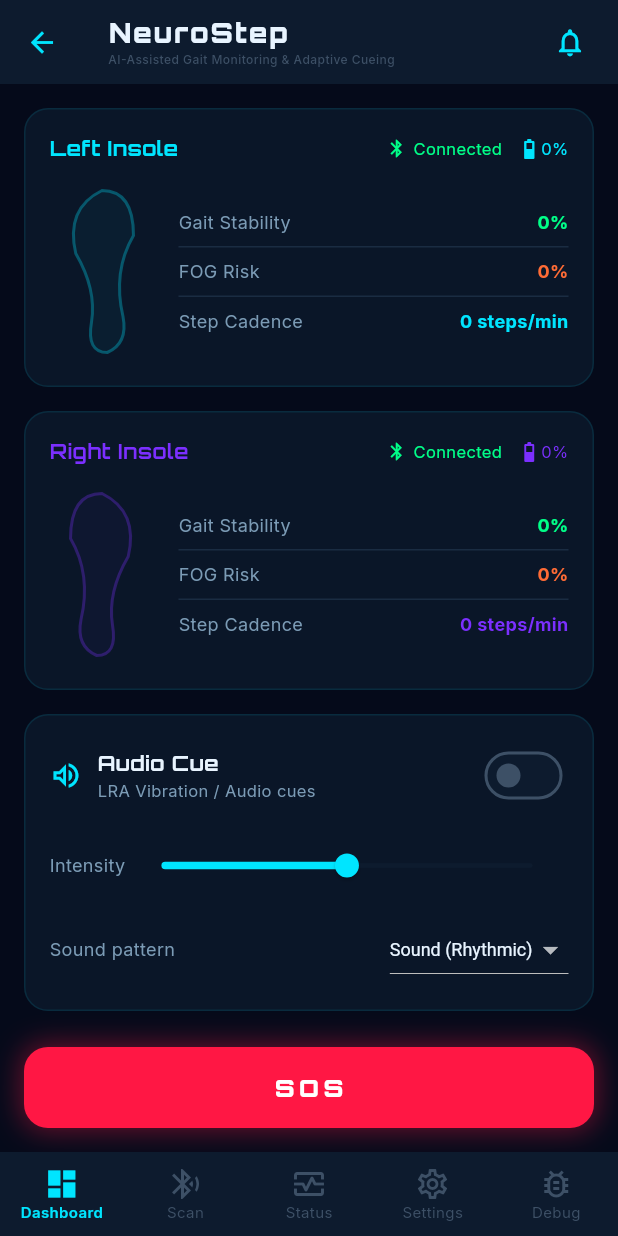
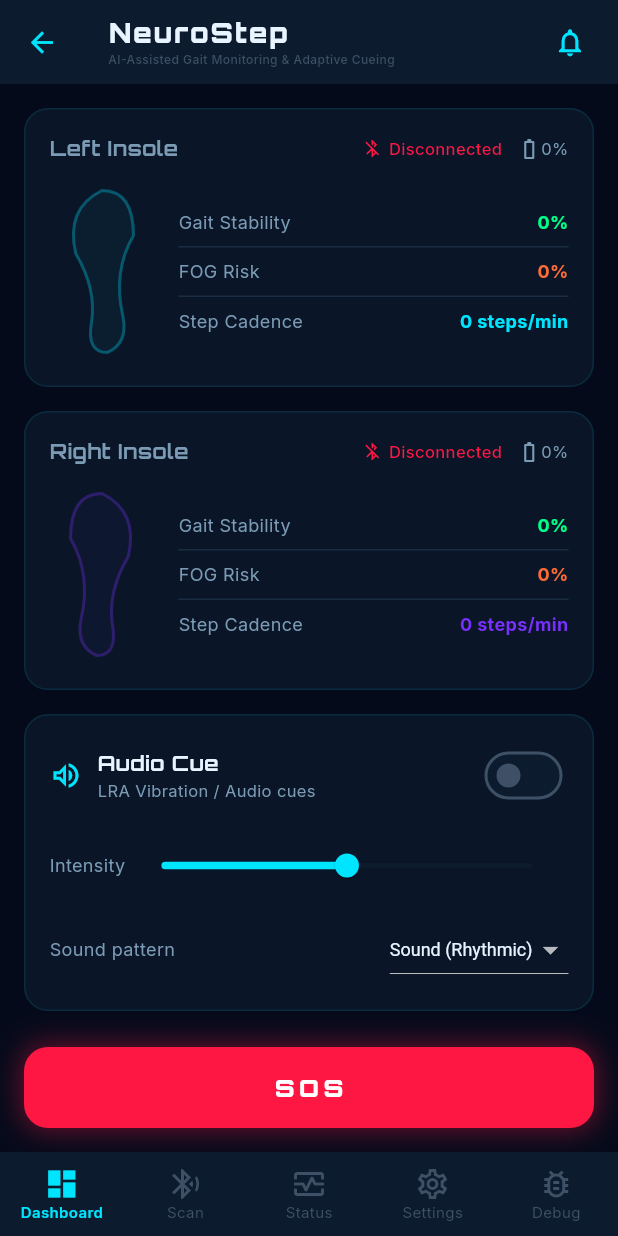
Before and after one commit to mayankeinstein1879/Parkinson-App, a Flutter app: the DashboardScreen screen opened by its route, on a phone screen of 412 x 824 dp. Run offline on Flutter 3.47's test engine with Material 3 defaults, Android fonts, the phone set to English and light mode, and no system bars; our stand-ins replace fl_chart, flutter_animate, flutter_blue_plus, google_fonts, logger, permission_handler and 1 more; accounts and stored records are empty.

Commit message:
fix: make insole card connection status dynamic
- Changed connection status text, color, and icons (bluetooth & battery) based on actual BLE device connection
- Rendered empty progress rings (0.0) when a device is disconnected
- Painted flatline ECG gait signal (flat signal at center-y) when the device is disconnected

```diff
--- a/lib/screens/dashboard_screen.dart
+++ b/lib/screens/dashboard_screen.dart
@@ -652,6 +652,8 @@ class _DashboardScreenState extends State<DashboardScreen> with SingleTickerProv
     final color = isLeft ? AppColors.leftInsole : AppColors.rightInsole;
     final name = isLeft ? 'Left Insole' : 'Right Insole';
 
+    final isConnected = device != null;
+
     return Container(
       padding: const EdgeInsets.all(16),
       decoration: BoxDecoration(
@@ -668,18 +670,39 @@ class _DashboardScreenState extends State<DashboardScreen> with SingleTickerProv
               Text(
                 name,
                 style: GoogleFonts.orbitron(
-                  color: color,
+                  color: isConnected ? color : AppColors.textSecondary,
                   fontWeight: FontWeight.w700,
                   fontSize: 13,
                 ),
               ),
               const Spacer(),
-              const Icon(Icons.bluetooth, color: AppColors.accentGreen, size: 12),
+              Icon(
+                isConnected ? Icons.bluetooth : Icons.bluetooth_disabled,
+                color: isConnected ? AppColors.accentGreen : AppColors.alertRed,
+                size: 12,
+              ),
               const SizedBox(width: 4),
-              const Text('Connected', style: TextStyle(color: AppColors.accentGreen, fontSize: 10)),
+              Text(
+                isConnected ? 'Connected' : 'Disconnected',
+                style: TextStyle(
+                  color: isConnected ? AppColors.accentGreen : AppColors.alertRed,
+                  fontSize: 10,
+                  fontWeight: FontWeight.w500,
+                ),
+              ),
               const SizedBox(width: 8),
-              Icon(Icons.battery_4_bar_rounded, color: color, size: 14),
-              Text('${telemetry.batteryLevel}%', style: TextStyle(color: color, fontSize: 10)),
+              Icon(
+                isConnected ? Icons.battery_4_bar_rounded : Icons.battery_0_bar_rounded,
+                color: isConnected ? color : AppColors.textSecondary,
+                size: 14,
+              ),
+              Text(
+                isConnected ? '${telemetry.batteryLevel}%' : '0%',
+                style: TextStyle(
+                  color: isConnected ? color : AppColors.textSecondary,
+                  fontSize: 10,
+                ),
+              ),
             ],
           ),
           const SizedBox(height: 16),
@@ -707,11 +730,11 @@ class _DashboardScreenState extends State<DashboardScreen> with SingleTickerProv
                 child: Column(
                   crossAxisAlignment: CrossAxisAlignment.start,
                   children: [
-                    _buildTelemetryProgressRow('Gait Stability', telemetry.gaitStability, '%', AppColors.accentGreen, 0.7),
+                    _buildTelemetryProgressRow('Gait Stability', telemetry.gaitStability, '%', AppColors.accentGreen, isConnected ? 0.7 : 0.0),
                     const SizedBox(height: 12),
-                    _buildTelemetryProgressRow('FOG Risk', telemetry.fogRisk, '%', AppColors.warningOrange, 0.1),
+                    _buildTelemetryProgressRow('FOG Risk', telemetry.fogRisk, '%', AppColors.warningOrange, isConnected ? 0.1 : 0.0),
                     const SizedBox(height: 12),
-                    _buildTelemetryProgressRow('Step Cadence', telemetry.stepCadence, '', color, 0.8),
+                    _buildTelemetryProgressRow('Step Cadence', telemetry.stepCadence, '', color, isConnected ? 0.8 : 0.0),
                   ],
                 ),
               ),
@@ -725,7 +748,8 @@ class _DashboardScreenState extends State<DashboardScreen> with SingleTickerProv
             child: CustomPaint(
               painter: _LiveWavePainter(
                 animValue: _waveController.value,
-                lineColor: color,
+                lineColor: isConnected ? color : AppColors.textSecondary.withOpacity(0.3),
+                isFlat: !isConnected,
               ),
             ),
           ),
@@ -795,6 +819,8 @@ class _DashboardScreenState extends State<DashboardScreen> with SingleTickerProv
     final color = isLeft ? AppColors.leftInsole : AppColors.rightInsole;
     final name = isLeft ? 'Left Insole' : 'Right Insole';
 
+    final isConnected = device != null;
+
     return Container(
       padding: const EdgeInsets.all(16),
       decoration: BoxDecoration(
@@ -809,18 +835,39 @@ class _DashboardScreenState extends State<DashboardScreen> with SingleTickerProv
               Text(
                 name,
                 style: GoogleFonts.orbitron(
-                  color: color,
+                  color: isConnected ? color : AppColors.textSecondary,
                   fontWeight: FontWeight.bold,
                   fontSize: 14,
                 ),
               ),
               const Spacer(),
-              const Icon(Icons.bluetooth, color: AppColors.accentGreen, size: 14),
+              Icon(
+                isConnected ? Icons.bluetooth : Icons.bluetooth_disabled,
+                color: isConnected ? AppColors.accentGreen : AppColors.alertRed,
+                size: 14,
+              ),
               const SizedBox(width: 4),
-              const Text('Connected', style: TextStyle(color: AppColors.accentGreen, fontSize: 11)),
+              Text(
+                isConnected ? 'Connected' : 'Disconnected',
+                style: TextStyle(
+                  color: isConnected ? AppColors.accentGreen : AppColors.alertRed,
+                  fontSize: 11,
+                  fontWeight: FontWeight.w500,
+                ),
+              ),
               const SizedBox(width: 10),
-              Icon(Icons.battery_4_bar_rounded, color: color, size: 16),
-              Text('${telemetry.batteryLevel}%', style: TextStyle(color: color, fontSize: 11)),
+              Icon(
+                isConnected ? Icons.battery_4_bar_rounded : Icons.battery_0_bar_rounded,
+                color: isConnected ? color : AppColors.textSecondary,
+                size: 16,
+              ),
+              Text(
+                isConnected ? '${telemetry.batteryLevel}%' : '0%',
+                style: TextStyle(
+                  color: isConnected ? color : AppColors.textSecondary,
+                  fontSize: 11,
+                ),
+              ),
             ],
           ),
           const SizedBox(height: 12),
@@ -1714,10 +1761,13 @@ class _LiveWavePainter extends CustomPainter {
   final Color lineColor;
   final bool isSine;
 
+  final bool isFlat;
+
   _LiveWavePainter({
     required this.animValue,
     required this.lineColor,
     this.isSine = false,
+    this.isFlat = false,
   });
 
   @override
@@ -1732,6 +1782,12 @@ class _LiveWavePainter extends CustomPainter {
     final h = size.height;
 
     path.moveTo(0, h / 2);
+
+    if (isFlat) {
+      path.lineTo(w, h / 2);
+      canvas.drawPath(path, paint);
+      return;
+    }
 
     if (isSine) {
       // Smooth sinusoidal vibration wave (Haptic representation)
```
